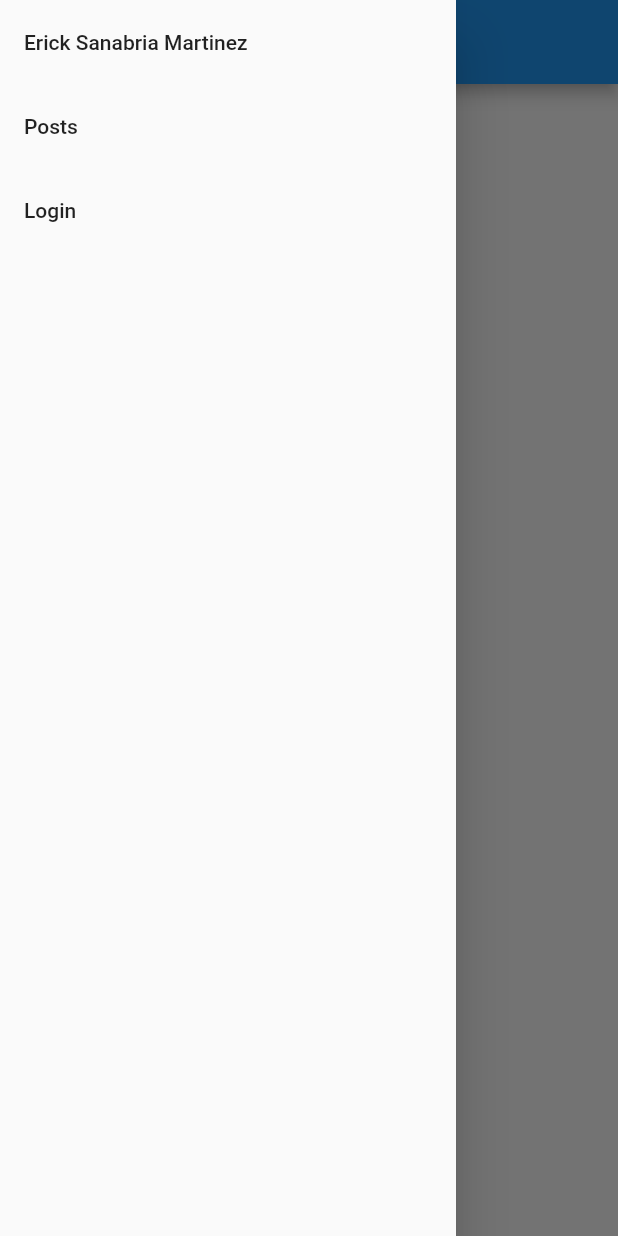
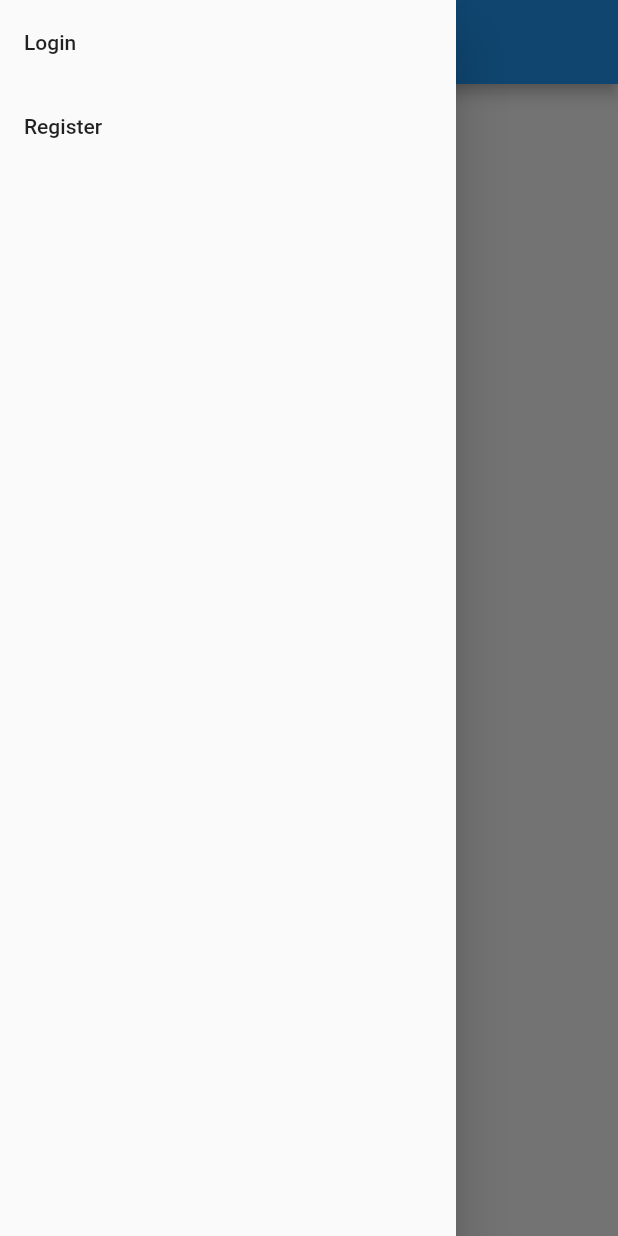
Before and after one commit to ErickMUOSD/flutter-sanctum, a Flutter app: the screen it shows after launch, with the side drawer open, on a phone screen of 412 x 824 dp. Run offline on Flutter 3.47's test engine with Material 2 defaults, Android fonts, the phone set to English and light mode, and no system bars.

Commit message:
local login, logout with provider

```diff
--- a/lib/main.dart
+++ b/lib/main.dart
@@ -1,8 +1,13 @@
 import 'package:flutter/material.dart';
+import 'package:flutter_laravel_sanctum/providers/auth.dart';
 import 'package:flutter_laravel_sanctum/widgets/nav_drawer_widget.dart';
+import 'package:provider/provider.dart';
 
 void main() {
-  runApp(const MyApp());
+  runApp(ChangeNotifierProvider(
+    create: (_) => Auth(),
+    child: MyApp(),
+  ));
 }
 
 class MyApp extends StatelessWidget {
@@ -39,16 +44,13 @@ class _MyHomePageState extends State<MyHomePage> {
         title: Text(widget.title),
       ),
       drawer: const NavDrawer(),
-      body: Center(
-        child: Column(
-          mainAxisAlignment: MainAxisAlignment.center,
-          children: <Widget>[
-            const Text(
-              'You are not logged in',
-            ),
-          ],
-        ),
-      ),
+      body: Center(child: Consumer<Auth>(builder: (context, auth, child) {
+        if (auth.authenticated) {
+          return Text('Logged ing');
+        } else {
+          return Text('Not logged in');
+        }
+      })),
       // This trailing comma makes auto-formatting nicer for build methods.
     );
   }
--- /dev/null
+++ b/lib/providers/auth.dart
@@ -0,0 +1,16 @@
+import 'package:flutter/foundation.dart';
+
+class Auth extends ChangeNotifier {
+  bool _authenticated = false;
+  bool get authenticated => _authenticated;
+
+  void login({required Map<String, dynamic> credentials}) {
+    _authenticated = true;
+    notifyListeners();
+  }
+
+  void logout() {
+    _authenticated = false;
+    notifyListeners();
+  }
+}
--- a/lib/widgets/nav_drawer_widget.dart
+++ b/lib/widgets/nav_drawer_widget.dart
@@ -1,20 +1,23 @@
 import 'package:flutter/material.dart';
+import 'package:flutter_laravel_sanctum/providers/auth.dart';
 import 'package:flutter_laravel_sanctum/screens/login_screen.dart';
 import 'package:flutter_laravel_sanctum/screens/post_screen.dart';
+import 'package:provider/provider.dart';
 
 class NavDrawer extends StatelessWidget {
   const NavDrawer({Key? key}) : super(key: key);
 
   @override
   Widget build(BuildContext context) {
-    return Drawer(
-      child: ListView(
+    return Drawer(child: Consumer<Auth>(builder: (context, auth, child) {
+      if (auth.authenticated) {
+        return ListView(
           children: [
-          ListTile(
-            title: Text('Erick Sanabria Martinez'),
+            const ListTile(
+              title: Text('Name here'),
             ),
             ListTile(
-            title: Text('Posts'),
+              title: const Text('Posts'),
               onTap: () {
                 Navigator.push(
                   context,
@@ -23,16 +26,38 @@ class NavDrawer extends StatelessWidget {
               },
             ),
             ListTile(
-            title: Text('Login'),
+              title: const Text('Log out'),
+              onTap: () {
+                Provider.of<Auth>(
+                  context,
+                  listen: false,
+                ).logout();
+                Navigator.of(context).pop();
+                // Navigator.push(
+                //   context,
+                //   MaterialPageRoute(builder: (context) => PostScreen()),
+                // );
+              },
+            )
+          ],
+        );
+      } else {
+        return ListView(children: [
+          ListTile(
+            title: const Text('Login'),
             onTap: () {
               Navigator.push(
                 context,
                 MaterialPageRoute(builder: (context) => LoginScreen()),
               );
             },
-          )
-        ],
           ),
-    );
+          ListTile(
+            title: const Text('Register'),
+            onTap: () {},
+          ),
+        ]);
+      }
+    }));
   }
 }
--- a/pubspec.yaml
+++ b/pubspec.yaml
@@ -34,6 +34,7 @@ dependencies:
   # The following adds the Cupertino Icons font to your application.
   # Use with the CupertinoIcons class for iOS style icons.
   cupertino_icons: ^1.0.2
+  provider: ^6.0.1
 
 dev_dependencies:
   flutter_test:
```
Also changed, not shown: lib/screens/login_screen.dart (+9 -1 lines), pubspec.lock. Lines whose indentation alone changed are shown as unchanged.
